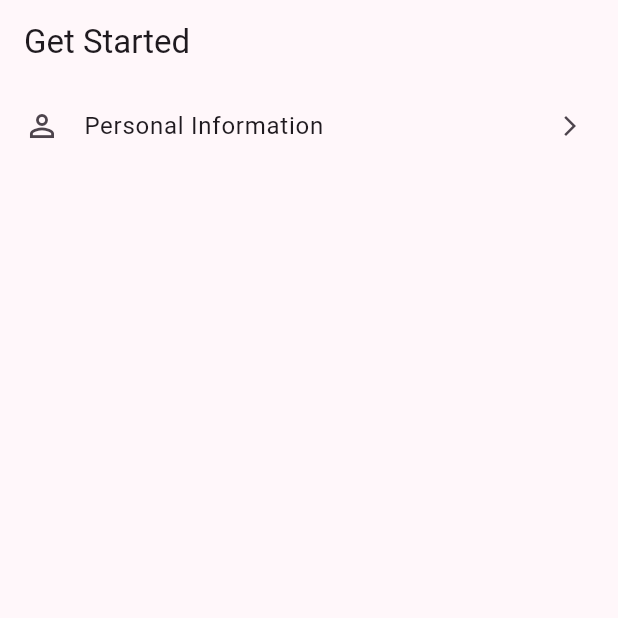
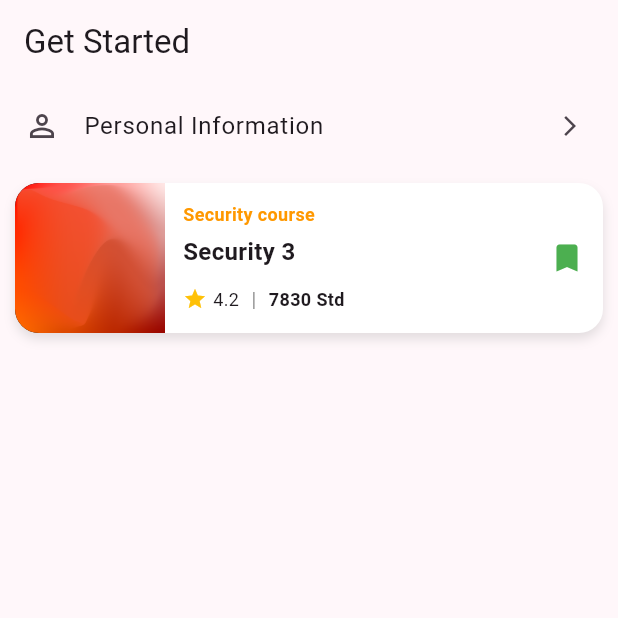
Before and after one commit to Bentanik/exe02_fe_mobile, a Flutter app: the screen it shows after launch, on a phone screen of 412 x 824 dp, the top half of it. Run offline on Flutter 3.47's test engine with Material 3 defaults, Android fonts, the phone set to English and light mode, and no system bars.

Commit message:
finish search course card

```diff
--- /dev/null
+++ b/lib/common/widget/search_course_card.dart
@@ -0,0 +1,115 @@
+import 'package:exe02_fe_mobile/core/configs/assets/app_images.dart';
+import 'package:flutter/material.dart';
+
+class SearchCourseCard extends StatelessWidget {
+  final String category;
+  final String title;
+  final double rating;
+  final int students;
+  final bool isBookmarked;
+  final String imageUrl;
+
+  const SearchCourseCard({
+    Key? key,
+    required this.category,
+    required this.title,
+    required this.rating,
+    required this.students,
+    this.isBookmarked = false,
+    required this.imageUrl,
+  }) : super(key: key);
+
+  @override
+  Widget build(BuildContext context) {
+    return Container(
+      margin: const EdgeInsets.all(10),
+      decoration: BoxDecoration(
+        color: Colors.white,
+        borderRadius: BorderRadius.circular(16),
+        boxShadow: [
+          BoxShadow(
+            color: Colors.grey.withOpacity(0.3),
+            blurRadius: 6,
+            offset: const Offset(0, 4),
+          ),
+        ],
+      ),
+      child: Row(
+        children: [
+          // Hình ảnh khóa học (giả lập bằng Container màu đen)
+          Container(
+            width: 100,
+            height: 100,
+            decoration: BoxDecoration(
+              color: Colors.black,
+              borderRadius: BorderRadius.only(
+                topLeft: Radius.circular(16),
+                bottomLeft: Radius.circular(16),
+              ),
+              image: DecorationImage(
+                image: AssetImage(imageUrl),
+                fit: BoxFit.cover,
+              ),
+            ),
+          ),
+          // Nội dung khóa học
+          Expanded(
+            child: Padding(
+              padding: const EdgeInsets.all(12.0),
+              child: Column(
+                crossAxisAlignment: CrossAxisAlignment.start,
+                children: [
+                  Text(
+                    category,
+                    style: const TextStyle(
+                      color: Colors.orange,
+                      fontSize: 12,
+                      fontWeight: FontWeight.bold,
+                    ),
+                  ),
+                  const SizedBox(height: 5),
+                  Text(
+                    title,
+                    style: const TextStyle(
+                      fontSize: 16,
+                      fontWeight: FontWeight.bold,
+                    ),
+                  ),
+                  const SizedBox(height: 10),
+                  Row(
+                    children: [
+                      const Icon(Icons.star, color: Colors.amber, size: 16),
+                      const SizedBox(width: 4),
+                      Text(
+                        rating.toString(),
+                        style: const TextStyle(fontSize: 12),
+                      ),
+                      const SizedBox(width: 8),
+                      const Text("|", style: TextStyle(color: Colors.grey)),
+                      const SizedBox(width: 8),
+                      Text(
+                        "$students Std",
+                        style: const TextStyle(
+                          fontSize: 12,
+                          fontWeight: FontWeight.bold,
+                        ),
+                      ),
+                    ],
+                  ),
+                ],
+              ),
+            ),
+          ),
+          // Bookmark icon
+          Padding(
+            padding: const EdgeInsets.all(12.0),
+            child: Icon(
+              isBookmarked ? Icons.bookmark : Icons.bookmark_border,
+              color: Colors.green,
+            ),
+          ),
+        ],
+      ),
+    );
+  }
+}
--- /dev/null
+++ b/lib/core/configs/assets/app_images.dart
@@ -0,0 +1,4 @@
+class AppImages {
+  static const String basePath = 'assets/images/';
+  static const String bg = '${basePath}bg.png';
+}
--- a/lib/presentation/intro/pages/get_started.dart
+++ b/lib/presentation/intro/pages/get_started.dart
@@ -1,5 +1,7 @@
 import 'package:exe02_fe_mobile/common/helpers/routes.dart';
 import 'package:exe02_fe_mobile/common/widget/profile_button.dart';
+import 'package:exe02_fe_mobile/common/widget/search_course_card.dart';
+import 'package:exe02_fe_mobile/core/configs/assets/app_images.dart';
 import 'package:exe02_fe_mobile/presentation/intro/pages/authen/login.dart';
 import 'package:flutter/material.dart';
 
@@ -22,6 +24,14 @@ class GetStartedPage extends StatelessWidget {
                   leading: const Icon(Icons.person_outline),
                   title: const Text('Personal Information'),
                 ),
+                SearchCourseCard(
+                  category: 'Security course',
+                  title: 'Security 3',
+                  rating: 4.2,
+                  students: 7830,
+                  isBookmarked: true,
+                  imageUrl: AppImages.bg,
+                ),
               ],
             ))
           ],
--- a/pubspec.yaml
+++ b/pubspec.yaml
@@ -47,6 +47,7 @@ flutter:
 
   assets:
     - assets/vectors/
+    - assets/images/
 
   # An image asset can refer to one or more resolution-specific "variants", see
   # https://flutter.dev/to/resolution-aware-images
```
Also changed, not shown: assets/images/bg.png (added).
